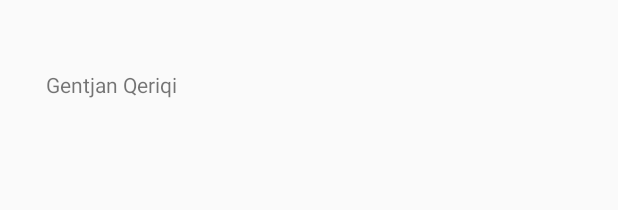
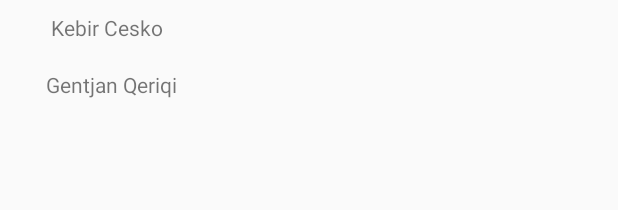
Before and after one commit to kebircesko/CoffeeScan, an Android app: the layout activity_main.xml on its own in the app's theme, with its tools: preview values and no code run, on a phone screen of 412 x 824 dp. Shown: the top 210 px of the screen. Run offline under Robolectric (Android 15) with nearby library versions, the phone set to English and light mode, and no system bars.

Commit message:
comit firs01

```diff
--- a/app/src/main/res/layout/activity_main.xml
+++ b/app/src/main/res/layout/activity_main.xml
@@ -6,7 +6,18 @@
     android:layout_height="match_parent"
     tools:context="com.example.kebir.coffeescan.MainActivity" >
 
-<TextView
+    <TextView
+        android:layout_width="wrap_content"
+        android:layout_height="wrap_content"
+        android:text="Kebir Cesko"
+        app:layout_constraintBottom_toBottomOf="parent"
+        app:layout_constraintHorizontal_bias="0.100"
+        app:layout_constraintLeft_toLeftOf="parent"
+        app:layout_constraintRight_toRightOf="parent"
+        app:layout_constraintTop_toTopOf="parent"
+        app:layout_constraintVertical_bias="0.011" />
+
+    <TextView
         android:layout_width="wrap_content"
         android:layout_height="wrap_content"
         android:text="Gentjan Qeriqi"
```
